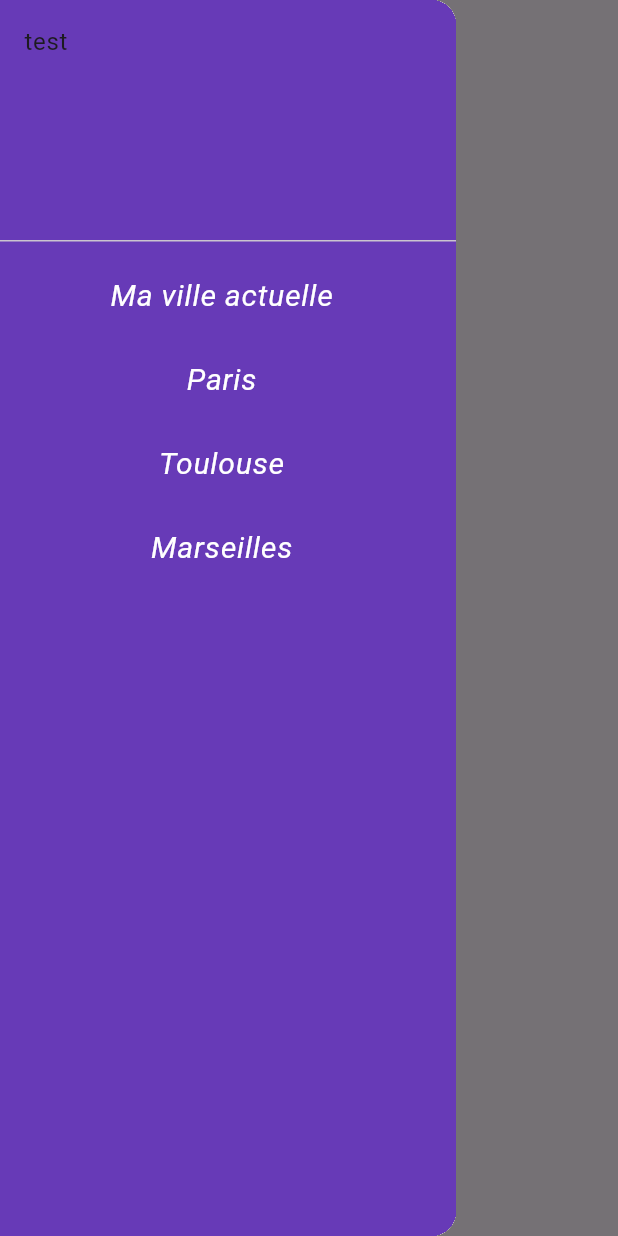
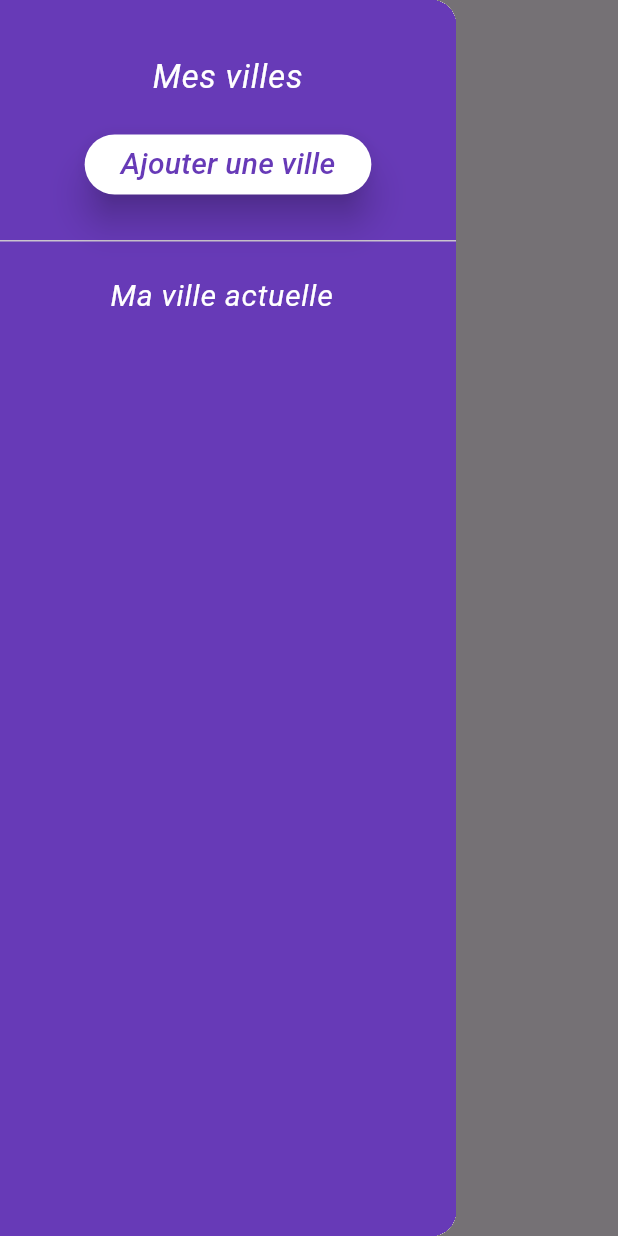
Before and after one commit to Juju-archy/app_meteo, a Flutter app: the screen it shows after launch, with the side drawer open, on a phone screen of 412 x 824 dp. Run offline on Flutter 3.47's test engine with Material 2 defaults, Android fonts, the phone set to English and light mode, and no system bars; our stand-ins replace shared_preferences.

Commit message:
Avancement projet appli météo

```diff
--- a/lib/main.dart
+++ b/lib/main.dart
@@ -1,4 +1,6 @@
 import 'package:flutter/material.dart';
+import 'dart:async';
+import 'package:shared_preferences/shared_preferences.dart';
 
 void main() {
   runApp(const MyApp());
@@ -32,8 +34,15 @@ class MyHomePage extends StatefulWidget {
 
 class _MyHomePageState extends State<MyHomePage> {
 
-  List<String> cities = ["Paris", "Toulouse", "Marseilles"];
+  String key = 'villes';
+  late List<String> cities = [];
   String citySelected = '';
+
+  @override
+  void initState() {
+    super.initState();
+    getCity();
+  }
 
   @override
   Widget build(BuildContext context) {
@@ -49,7 +58,19 @@ class _MyHomePageState extends State<MyHomePage> {
             itemCount: cities.length + 2,
             itemBuilder: (context, i){
               if (i == 0) {
-                return const DrawerHeader(child: Text('test'));
+                return DrawerHeader(
+                  child: Column(
+                    mainAxisAlignment: MainAxisAlignment.spaceEvenly,
+                    children: [
+                      textWithStyle("Mes villes", fontSize: 22.0),
+                      ElevatedButton(
+                        style: ElevatedButton.styleFrom(backgroundColor: Colors.white, elevation: 10.0),
+                        onPressed: addCity,
+                        child: textWithStyle("Ajouter une ville", color: Colors.deepPurple),
+                      ),
+                    ],
+                  ),
+                );
               } else if(i == 1) {
                 return ListTile(
                   title: textWithStyle("Ma ville actuelle"),
@@ -93,4 +114,43 @@ class _MyHomePageState extends State<MyHomePage> {
       ),
     );
   }
+
+  Future<void> addCity() async {
+    return showDialog(
+      barrierDismissible: true,
+      context: context,
+      builder: (BuildContext buildcontext) {
+        return SimpleDialog(
+          contentPadding: EdgeInsets.all(20.0),
+          title: textWithStyle("Ajoutez une ville", fontSize: 22.0, color: Colors.deepPurple),
+          children: [
+            TextField(
+              decoration: InputDecoration(labelText: "ville: "),
+              onSubmitted: (String str){
+                ajouter(str);
+                Navigator.pop(buildcontext);
+              },
+            )
+          ],
+        );
+      },
+    );
+  }
+
+  void getCity() async {
+    SharedPreferences sharedPreferences = await SharedPreferences.getInstance();
+    List<String>? list = await sharedPreferences.getStringList(key);
+    if(list != null){
+      setState(() {
+        cities = list;
+      });
+    }
+  }
+
+  void ajouter(String str) async {
+    SharedPreferences sharedPreferences = await SharedPreferences.getInstance();
+    cities.add(str);
+    await sharedPreferences.setStringList(key, cities);
+    getCity();
+  }
 }
--- a/pubspec.yaml
+++ b/pubspec.yaml
@@ -30,6 +30,7 @@ environment:
 dependencies:
   flutter:
     sdk: flutter
+  shared_preferences: "^2.2.2"
 
 
   # The following adds the Cupertino Icons font to your application.
@@ -45,7 +46,7 @@ dev_dependencies:
   # activated in the `analysis_options.yaml` file located at the root of your
   # package. See that file for information about deactivating specific lint
   # rules and activating additional ones.
-  flutter_lints: ^2.0.0
+  flutter_lints: ^3.0.0
 
 # For information on the generic Dart part of this file, see the
 # following page: https://dart.dev/tools/pub/pubspec
```
Also changed, not shown: pubspec.lock.
